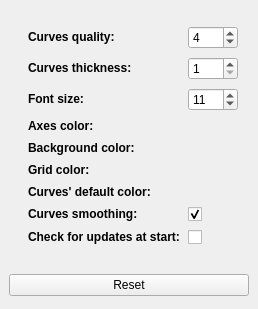
Before: the Qt Designer form Windows/settings.ui in AdelKS/ZeGrapher, drawn with Qt 5.
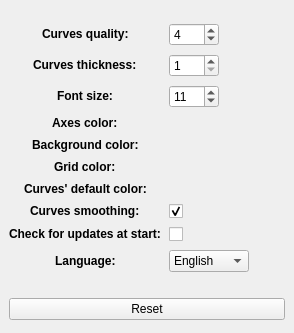
After: the same form once the commit is applied. Icons and pictures are not drawn.

The edit to the form file:
```diff
--- a/Windows/settings.ui
+++ b/Windows/settings.ui
@@ -6,8 +6,8 @@
    <rect>
     <x>0</x>
     <y>0</y>
-    <width>258</width>
-    <height>309</height>
+    <width>294</width>
+    <height>333</height>
    </rect>
   </property>
   <property name="sizePolicy">
@@ -50,9 +50,12 @@
      <property name="fieldGrowthPolicy">
       <enum>QFormLayout::AllNonFixedFieldsGrow</enum>
      </property>
-     <property name="formAlignment">
+     <property name="labelAlignment">
       <set>Qt::AlignCenter</set>
      </property>
+     <property name="formAlignment">
+      <set>Qt::AlignJustify|Qt::AlignVCenter</set>
+     </property>
      <item row="0" column="0">
       <widget class="QLabel" name="label_4">
        <property name="sizePolicy">
@@ -241,6 +244,33 @@
        </property>
       </widget>
      </item>
+     <item row="9" column="0">
+      <widget class="QLabel" name="label_10">
+       <property name="text">
+        <string>&lt;strong&gt;Language:&lt;/strong&gt;</string>
+       </property>
+      </widget>
+     </item>
+     <item row="9" column="1">
+      <widget class="QComboBox" name="languageComboBox">
+       <property name="maximumSize">
+        <size>
+         <width>80</width>
+         <height>16777215</height>
+        </size>
+       </property>
+       <item>
+        <property name="text">
+         <string>English</string>
+        </property>
+       </item>
+       <item>
+        <property name="text">
+         <string>Français</string>
+        </property>
+       </item>
+      </widget>
+     </item>
     </layout>
    </item>
    <item>
```
Left out of the diff: 3 changed lines with no effect on the pictures.
